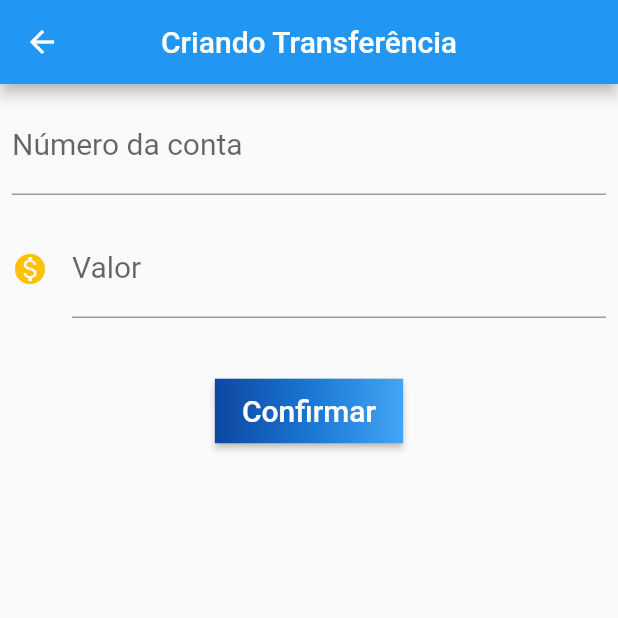
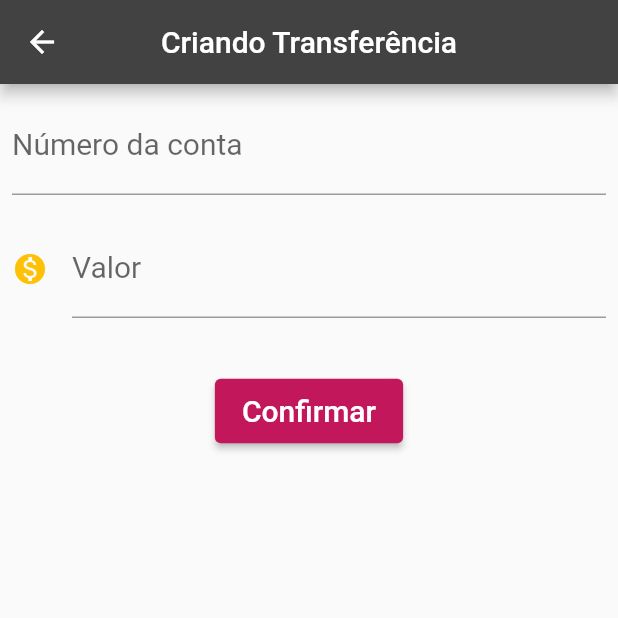
Before and after one commit to DavidCarrilho/bankapp, a Flutter app: the screen it shows after launch, after a tap on the "add" icon, on a phone screen of 412 x 824 dp, the top half of it. Run offline on Flutter 3.47's test engine with Material 2 defaults, Android fonts, the phone set to English and light mode, and no system bars.

Commit message:
Ajustando o Tema

```diff
--- a/lib/pages/formulario_transferencia.dart
+++ b/lib/pages/formulario_transferencia.dart
@@ -52,13 +52,13 @@ class _FormularioTransferenciaState extends State<FormularioTransferencia> {
                 padding: const EdgeInsets.all(0.0),
                 child: Container(
                   decoration: const BoxDecoration(
-                    gradient: LinearGradient(
-                      colors: <Color>[
-                        Color(0xFF0D47A1),
-                        Color(0xFF1976D2),
-                        Color(0xFF42A5F5),
-                      ],
-                    ),
+                    // gradient: LinearGradient(
+                    //   colors: <Color>[
+                    //     Color(0xFF0D47A1),
+                    //     Color(0xFF1976D2),
+                    //     Color(0xFF42A5F5),
+                    //   ],
+                    // ),
                   ),
                   padding: const EdgeInsets.all(10.0),
                   child: Padding(
--- a/lib/pages/home.dart
+++ b/lib/pages/home.dart
@@ -6,10 +6,16 @@ class BankApp extends StatelessWidget {
   @override
   Widget build(BuildContext context) {
     return MaterialApp(
+      theme: ThemeData(
+        primaryColor: Colors.grey[800],
+        accentColor: Colors.pink[700],
+        buttonTheme: ButtonThemeData(
+          buttonColor: Colors.pink[700],
+          textTheme: ButtonTextTheme.primary
+        )
+      ),
       debugShowCheckedModeBanner: false,
-      home: Scaffold(
-        body: ListaTransferencia(),
-      ),
+      home: ListaTransferencia(),
     );
   }
 }
--- a/lib/pages/lista_transferencia.dart
+++ b/lib/pages/lista_transferencia.dart
@@ -18,7 +18,7 @@ class _ListaTransferenciaState extends State<ListaTransferencia> {
     return Scaffold(
       appBar: AppBar(
         leading: Icon(Icons.attach_money, color: Colors.amberAccent, size: 40),
-        title: Text('Tranferência'),
+        title: Text('Tranferência', style: TextStyle(color: Colors.amberAccent),),
         centerTitle: true,
       ),
       body: ListView.builder(
```
